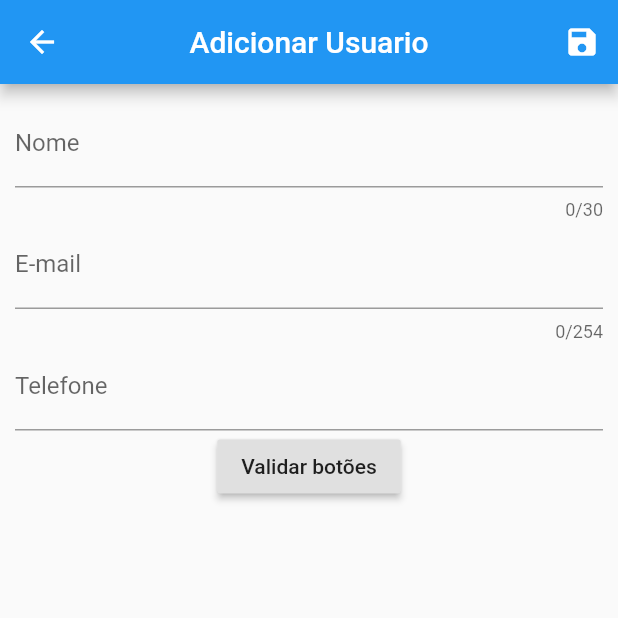
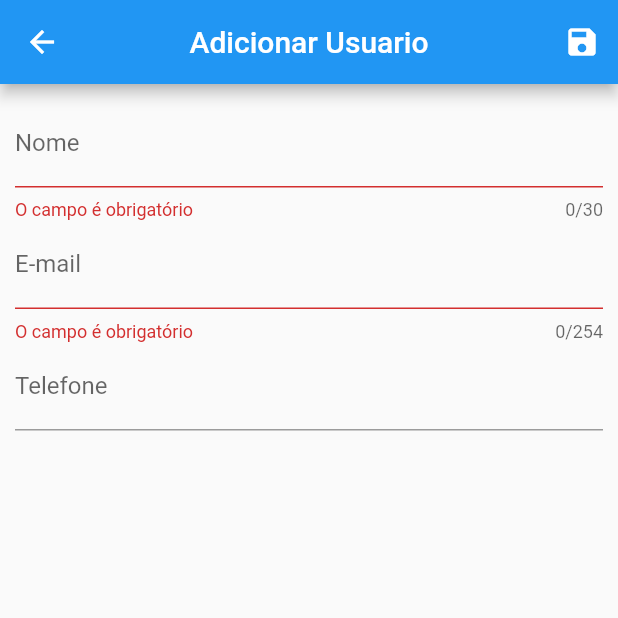
Before and after one commit to Willjp04/Tela-cadastro-Flutter, a Flutter app: the screen it shows after launch, after a tap on the "save" icon, on a phone screen of 412 x 824 dp, the top half of it. Run offline on Flutter 3.47's test engine with Material 2 defaults, Android fonts, the phone set to English and light mode, and no system bars.

```diff
--- a/tela_flutter/lib/views/user_form.dart
+++ b/tela_flutter/lib/views/user_form.dart
@@ -1,6 +1,8 @@
 import 'package:flutter/material.dart';
 
 class UserForm extends StatelessWidget {
+  final _formkey = GlobalKey<FormState>();
+
   @override
   Widget build(BuildContext context) {
     return Scaffold(
@@ -17,13 +19,14 @@ class UserForm extends StatelessWidget {
           IconButton(
               icon: Icon(Icons.save),
               onPressed: () {
-                // Navigator.of(context).pop(); SALVAR E RETORNAR A TELA ANTERIOR.
+                if (_formkey.currentState.validate()) {}
               })
         ],
       ),
       body: Padding(
         padding: EdgeInsets.all(10),
         child: Form(
+          key: _formkey,
           child: Column(
             children: <Widget>[
               TextFormField(
@@ -31,7 +34,7 @@ class UserForm extends StatelessWidget {
                 validator: (value) {
                   if (value.isEmpty) return "O campo é obrigatório";
                   if (value.length > 30)
-                    return "O campo não pode ultrapassar o limite";
+                    return "O Campo não pode ultrapassar o limite de caracteres";
                   else
                     return null;
                 },
@@ -42,7 +45,7 @@ class UserForm extends StatelessWidget {
                 validator: (value) {
                   if (value.isEmpty) return "O campo é obrigatório";
                   if (value.length > 254)
-                    return "O campo não pode ultrapassar o limite";
+                    return "O Campo não pode ultrapassar o limite de caracteres";
                   else
                     return null;
                 },
@@ -51,10 +54,6 @@ class UserForm extends StatelessWidget {
               TextFormField(
                 decoration: InputDecoration(labelText: "Telefone"),
               ),
-              RaisedButton(
-                child: Text('Validar botões'),
-                onPressed: () {},
-              )
             ],
           ),
         ),
```
